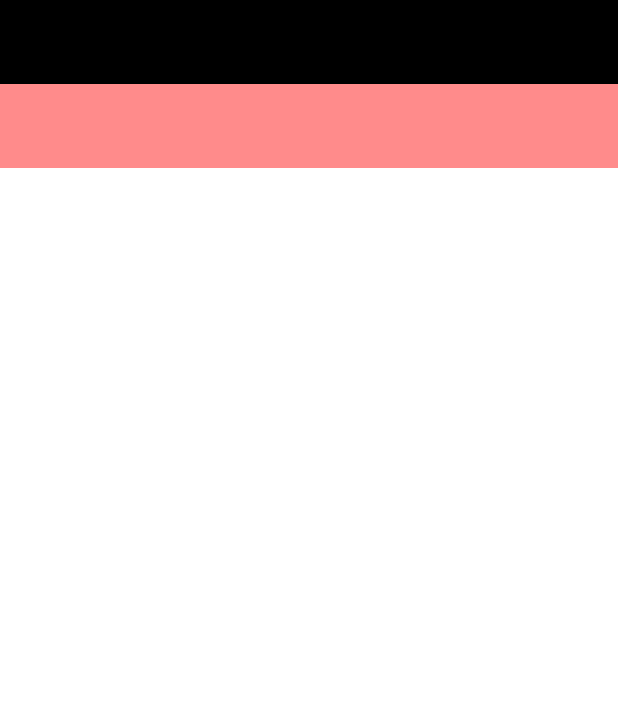
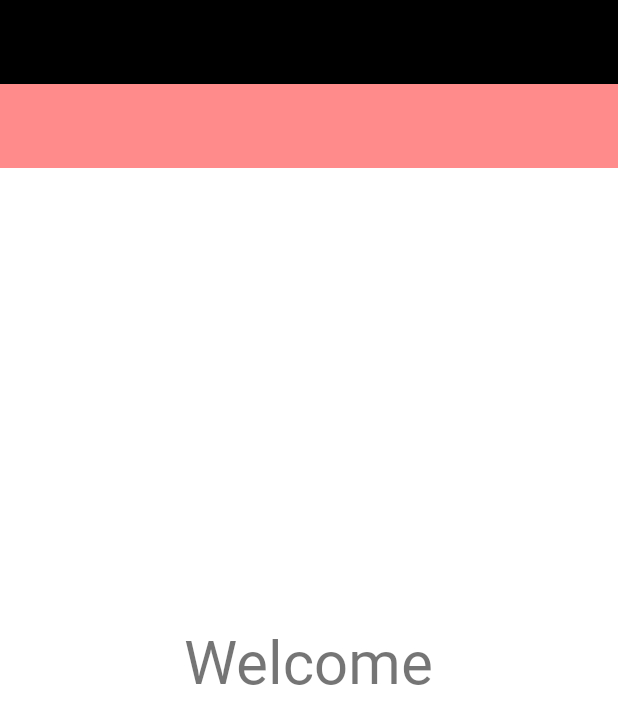
Before and after one commit to VishwasDubey150/ProjManager, an Android app: the home_activity screen opened directly, with no data from a screen before it, on a phone screen of 412 x 824 dp. Shown: the top 724 px of the screen. Run offline under Robolectric (Android 15) with nearby library versions, the phone set to English and light mode, and no system bars; our stand-ins replace Firebase (no records; nobody signed in at launch, a user with empty details on screens opened directly); Roboto replaces fonts that are not available here.

Commit message:
drawer completed

```diff
--- a/app/build.gradle
+++ b/app/build.gradle
@@ -38,9 +38,9 @@ dependencies {
     implementation 'de.hdodenhof:circleimageview:3.1.0'
     implementation platform('com.google.firebase:firebase-bom:31.2.0')
     implementation 'com.google.firebase:firebase-analytics-ktx'
-    implementation 'androidx.core:core-ktx:1.7.0'
+    implementation 'androidx.core:core-ktx:1.9.0'
     implementation 'androidx.appcompat:appcompat:1.6.0'
-    implementation 'com.google.android.material:material:1.7.0'
+    implementation 'com.google.android.material:material:1.8.0'
     implementation 'androidx.constraintlayout:constraintlayout:2.1.4'
     implementation 'com.google.firebase:firebase-auth-ktx:21.1.0'
     implementation 'com.google.firebase:firebase-firestore-ktx:24.4.2'
--- /dev/null
+++ b/app/src/main/res/drawable/ic_baseline_assignment_ind_24.xml
@@ -0,0 +1,5 @@
+<vector android:height="24dp" android:tint="#000000"
+    android:viewportHeight="24" android:viewportWidth="24"
+    android:width="24dp" xmlns:android="http://schemas.android.com/apk/res/android">
+    <path android:fillColor="@android:color/white" android:pathData="M19,3h-4.18C14.4,1.84 13.3,1 12,1c-1.3,0 -2.4,0.84 -2.82,2L5,3c-1.1,0 -2,0.9 -2,2v14c0,1.1 0.9,2 2,2h14c1.1,0 2,-0.9 2,-2L21,5c0,-1.1 -0.9,-2 -2,-2zM12,3c0.55,0 1,0.45 1,1s-0.45,1 -1,1 -1,-0.45 -1,-1 0.45,-1 1,-1zM12,7c1.66,0 3,1.34 3,3s-1.34,3 -3,3 -3,-1.34 -3,-3 1.34,-3 3,-3zM18,19L6,19v-1.4c0,-2 4,-3.1 6,-3.1s6,1.1 6,3.1L18,19z"/>
+</vector>
--- /dev/null
+++ b/app/src/main/res/drawable/ic_baseline_login_24.xml
@@ -0,0 +1,5 @@
+<vector android:height="24dp" android:tint="#000000"
+    android:viewportHeight="24" android:viewportWidth="24"
+    android:width="24dp" xmlns:android="http://schemas.android.com/apk/res/android">
+    <path android:fillColor="@android:color/white" android:pathData="M11,7L9.6,8.4l2.6,2.6H2v2h10.2l-2.6,2.6L11,17l5,-5L11,7zM20,19h-8v2h8c1.1,0 2,-0.9 2,-2V5c0,-1.1 -0.9,-2 -2,-2h-8v2h8V19z"/>
+</vector>
--- a/app/src/main/res/layout/activity_home.xml
+++ b/app/src/main/res/layout/activity_home.xml
@@ -21,7 +21,8 @@
         android:layout_gravity="start"
         android:fitsSystemWindows="true"
         app:headerLayout="@layout/nav_header_main"
-        app:menu="@menu/activity_main_drawer"
-        >
+        app:menu="@menu/activity_main_drawer">
     </com.google.android.material.navigation.NavigationView>
+
+
 </androidx.drawerlayout.widget.DrawerLayout>
--- a/app/src/main/res/layout/app_bar_main.xml
+++ b/app/src/main/res/layout/app_bar_main.xml
@@ -1,18 +1,24 @@
 <?xml version="1.0" encoding="utf-8"?>
 <androidx.coordinatorlayout.widget.CoordinatorLayout xmlns:android="http://schemas.android.com/apk/res/android"
     android:layout_width="match_parent"
-    android:layout_height="match_parent">
+    android:layout_height="match_parent"
+    xmlns:app="http://schemas.android.com/apk/res-auto">
 
     <com.google.android.material.appbar.AppBarLayout
         android:layout_width="match_parent"
-        android:layout_height="wrap_content">
+        android:layout_height="wrap_content"
+        android:theme="@style/AppTheme.AppBarOverlay">
     </com.google.android.material.appbar.AppBarLayout>
 
     <androidx.appcompat.widget.Toolbar
         android:id="@+id/toolbar_main_activity"
         android:layout_width="match_parent"
         android:layout_height="?attr/actionBarSize"
-        android:background="?attr/colorPrimary">
+        android:background="?attr/colorPrimary"
+        app:popupTheme="@style/AppTheme.PopupOverlay">
     </androidx.appcompat.widget.Toolbar>
 
+    <include layout="@layout/main_content">
+    </include>
+
 </androidx.coordinatorlayout.widget.CoordinatorLayout>
--- a/app/src/main/res/layout/dialog_progress.xml
+++ b/app/src/main/res/layout/dialog_progress.xml
@@ -27,7 +27,8 @@
             app:layout_constraintStart_toStartOf="parent"
             app:layout_constraintTop_toTopOf="parent"
             app:layout_constraintVertical_bias="0.0"
-            tools:ignore="MissingConstraints"></ProgressBar>
+            tools:ignore="MissingConstraints">
+        </ProgressBar>
     </androidx.cardview.widget.CardView>
 
 
--- a/app/src/main/res/layout/main_content.xml
+++ b/app/src/main/res/layout/main_content.xml
@@ -6,14 +6,15 @@
     android:layout_height="match_parent"
     tools:context=".home_activity">
 
-    <Button
-        android:id="@+id/button"
+    <TextView
         android:layout_width="wrap_content"
         android:layout_height="wrap_content"
-        android:text="Log out"
-        android:onClick="logout"
+        android:fontFamily="@font/blinker_bold"
+        android:text="Welcome"
+        android:textSize="40sp"
         app:layout_constraintBottom_toBottomOf="parent"
         app:layout_constraintEnd_toEndOf="parent"
         app:layout_constraintStart_toStartOf="parent"
-        app:layout_constraintTop_toTopOf="parent" />
+        app:layout_constraintTop_toTopOf="parent">
+    </TextView>
 </androidx.constraintlayout.widget.ConstraintLayout>
--- a/app/src/main/res/menu/activity_main_drawer.xml
+++ b/app/src/main/res/menu/activity_main_drawer.xml
@@ -1,5 +1,20 @@
 <?xml version="1.0" encoding="utf-8"?>
 <menu xmlns:android="http://schemas.android.com/apk/res/android">
     <group android:checkableBehavior="single">
+
+        <item
+            android:id="@+id/mav_profile"
+            android:icon="@drawable/ic_baseline_assignment_ind_24"
+            android:title="My profile"
+            android:onClick="profile">
+        </item>
+
+        <item
+            android:id="@+id/sign_out"
+            android:title="sign out"
+            android:icon="@drawable/ic_baseline_login_24"
+            android:onClick="logout">
+        </item>
+
     </group>
 </menu>
--- a/app/src/main/res/values/style.xml
+++ b/app/src/main/res/values/style.xml
@@ -1,3 +1,15 @@
-<?xml version="1.0" encoding="utf-8"?>
 <resources>
+    <!--  Base application theme.  -->
+    <style name="AppTheme" parent="Theme.AppCompat.Light.DarkActionBar">
+        <!--  Customize your theme here.  -->
+        <item name="colorPrimary">#FF8B8B</item>
+        <item name="colorPrimaryDark">#FF8B8B</item>
+        <item name="colorAccent">#FF8B8B</item>
+    </style>
+    <style name="AppTheme.NoActionBar">
+        <item name="windowActionBar">false</item>
+        <item name="windowNoTitle">true</item>
+    </style>
+    <style name="AppTheme.AppBarOverlay" parent="ThemeOverlay.AppCompat.Dark.ActionBar"/>
+    <style name="AppTheme.PopupOverlay" parent="ThemeOverlay.AppCompat.Light"/>
 </resources>
```
Also changed, not shown: app/src/main/AndroidManifest.xml (+7 -7 lines), app/src/main/java/com/example/projmanager/Activities/Home_activity.kt (+12 -2 lines), app/src/main/java/com/example/projmanager/Activities/Profile_activity.kt (added, +13 -0 lines), app/src/main/res/layout/activity_profile.xml (added, +88 -0 lines), app/src/main/res/layout/nav_header_main.xml (+18 -3 lines), app/src/main/res/drawable/profile.png (added).
